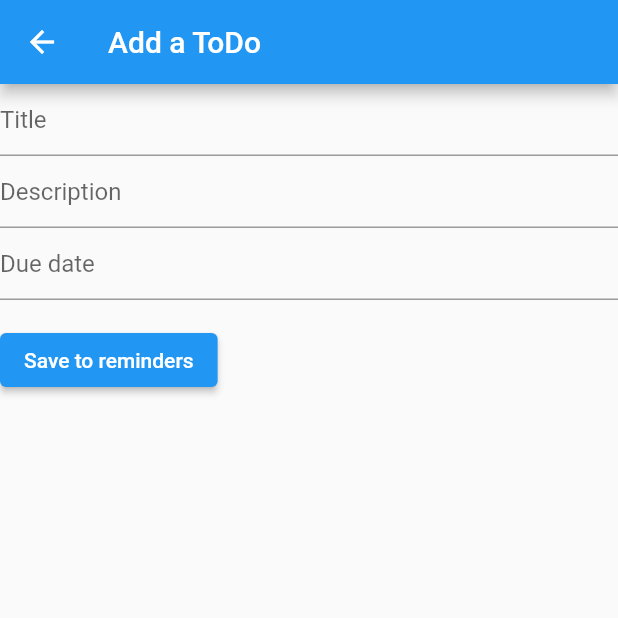
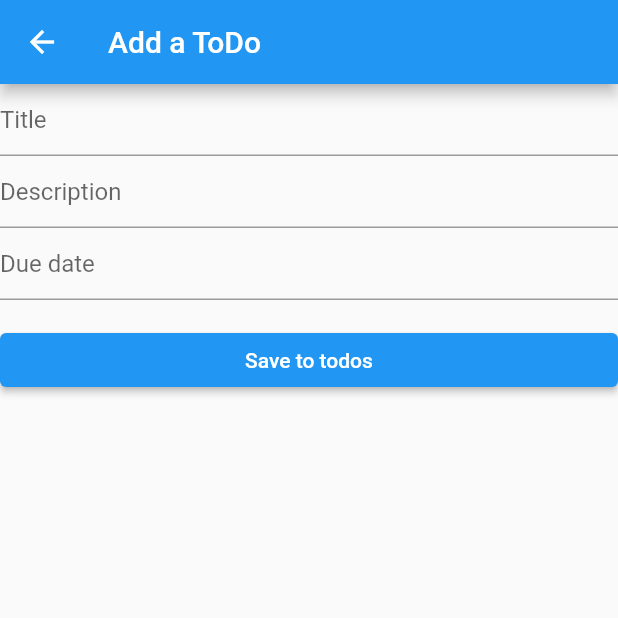
Before and after one commit to jjkaplowitz/todo_list, a Flutter app: the screen it shows after launch, after a tap on the "add" icon, on a phone screen of 412 x 824 dp, the top half of it. Run offline on Flutter 3.47's test engine with Material 2 defaults, Android fonts, the phone set to English and light mode, and no system bars.

Commit message:
Add files via upload

```diff
--- a/lib/main.dart
+++ b/lib/main.dart
@@ -1,15 +1,52 @@
+/* MIDN Josh Kaplowitz + MIDN Sean Chen
+* ToDo List for iOS, Android and Web
+* Creates an interactive ToDo list that allows a user to add,
+* delete, edit and cross out todos. User can set a date for completion,
+* description and title.
+*/
+
+/// Imports
 import 'package:flutter/material.dart';
 import 'todo.dart';
 import 'todoeditor.dart';
 import 'package:todo_list/todo.dart';
 import 'dart:math';
-import 'readandwrite.dart';
 
+/// Keeps track of current and finished todos
 List<ToDo> inProgressTodos = [];
 List<ToDo> completedTodos = [];
 late _ToDoListState state;
-ToDosStorage storage = ToDosStorage();
 
+/// MAIN
+///
+/// Runs app starting on the first tab of the tab bar
+///
+///
+///
+///
+///
+///
+///
+///
+main() {
+  runApp(const MaterialApp(
+    home: ToDoTabBar(selectedTab: 0),
+  ));
+}
+
+///
+///
+///
+///
+///
+///
+///
+///
+///
+///
+
+/// ToDoList class
+/// Holds the list of todos and creates the changeable state
 class ToDoList extends StatefulWidget {
   ToDoList({this.todos, Key? key}) : super(key: key);
 
@@ -20,53 +57,58 @@ class ToDoList extends StatefulWidget {
   _ToDoListState createState() => _ToDoListState();
 }
 
+/// ToDoListState
+/// Refreshes the screen on change
 class _ToDoListState extends State<ToDoList> {
   final _todoList = <ToDo>{};
 
-  void _incrementCounter() {
+  /// Refresh screen after adding todo
+  void _refresh() {
     _awaitReturnValueFromSecondScreen(context);
   }
 
+  /// Gets value from second screen
   void _awaitReturnValueFromSecondScreen(BuildContext context) async {
     // start the SecondScreen and wait for it to finish with a result
     final result = await Navigator.push(
         context,
         MaterialPageRoute(
-          builder: (context) => const SecondRoute(
+          builder: (context) => const ToDoEditor(
               todo: ToDo(title: "", description: "", date: "")),
         ));
 
     // after the SecondScreen result comes back update the Text widget with it
     setState(() {
-      inProgressTodos.add(result);
+      if (result != null) inProgressTodos.add(result);
     });
   }
 
+  /// Changes value for editing a todo and refreshes screen
   void _awaitReturnValueFromSecondScreenUpdate(
       BuildContext context, ToDo todo) async {
-    // start the SecondScreen and wait for it to finish with a result
+    /// Start the SecondScreen and wait for it to finish with a result
     final result = await Navigator.push(
         context,
         MaterialPageRoute(
-          builder: (context) => SecondRoute(
+          builder: (context) => ToDoEditor(
             todo: todo,
           ),
         ));
 
-    // after the SecondScreen result comes back update the Text widget with it
-    // setState(() {
-    inProgressTodos.add(result);
-    // });
+    if (result != null) {
+      inProgressTodos.add(result);
+      inProgressTodos.remove(todo);
+    }
 
-    storage.writeToDos('inProgress', inProgressTodos);
-    storage.writeToDos('completed', completedTodos);
-
+    /// Refresh screen
     Navigator.push(
         context,
         MaterialPageRoute(
             builder: (context) => const ToDoTabBar(selectedTab: 0)));
   }
 
+  /// Builds the UI widget for main list
+  /// Holds all the todolistitems and floating action button
   @override
   Widget build(BuildContext context) {
     return Scaffold(
@@ -75,38 +117,27 @@ class _ToDoListState extends State<ToDoList> {
         children: widget.todos.map<Widget>((ToDo todo) {
           return ToDoListItem(
             todo: todo,
-            // inList: _todoList.contains(todo),
-            // onListChanged: _handleToDoChanged,
           );
         }).toList(),
       ),
       floatingActionButton: FloatingActionButton(
-        onPressed: _incrementCounter,
-        tooltip: 'Increment',
+        onPressed: _refresh,
+        tooltip: 'Refresh',
         child: const Icon(Icons.add),
       ),
     );
   }
 }
 
-Future<void> main() async {
-  inProgressTodos = await storage.readToDos('inProgress');
-  completedTodos = await storage.readToDos('completed');
-
-  for (var todo in completedTodos) {
-    print(todo.title);
-  }
-  print("here");
-
-  runApp(const MaterialApp(
-    home: ToDoTabBar(selectedTab: 0),
-  ));
-}
-
+/// ToDoBar class
+/// Creates the main tab bar UI with two tabs
+/// Tab 1: In progress todos
+/// Tab 2: Completed todos
 class ToDoTabBar extends StatelessWidget {
   final int selectedTab;
   const ToDoTabBar({required this.selectedTab, Key? key}) : super(key: key);
 
+  /// Builds widget UI for todotabbar
   @override
   Widget build(BuildContext context) {
     return MaterialApp(
@@ -153,16 +184,19 @@ class ToDoTabBar extends StatelessWidget {
   }
 }
 
-typedef ListChangedCallback = Function(ToDo todo, bool inList);
-
+/// ToDoListItem Class
+/// Creates the custom list displayed in the listview
+/// Stores a todo with an avatar photo that holds the first letter of the
+/// todo title.
 class ToDoListItem extends StatelessWidget {
   const ToDoListItem({
     Key? key,
     required this.todo,
   }) : super(key: key);
-
   final ToDo todo;
 
+  /// Will change the color to a random one or black it out
+  /// if the todo is completed
   Color _getColor(BuildContext context, ToDo todo) {
     if (completedTodos.contains(todo)) {
       return Colors.black54;
@@ -171,6 +205,7 @@ class ToDoListItem extends StatelessWidget {
     }
   }
 
+  /// Creates UI widget for the todolistitem
   @override
   Widget build(BuildContext context) {
     return Padding(
@@ -197,6 +232,8 @@ class ToDoListItem extends StatelessWidget {
   }
 }
 
+/// Private description class used to display the description
+/// of the todos
 class _ToDoDescription extends StatelessWidget {
   const _ToDoDescription({
     Key? key,
@@ -205,6 +242,7 @@ class _ToDoDescription extends StatelessWidget {
 
   final ToDo todo;
 
+  /// Custom textstyle for the todo title
   TextStyle? _getTextStyleTitle(BuildContext context, ToDo todo) {
     if (!completedTodos.contains(todo)) {
       return TextStyle(
@@ -215,11 +253,11 @@ class _ToDoDescription extends StatelessWidget {
           ..color = Colors.primaries[Random().nextInt(Colors.primaries.length)],
       );
     }
-
     return const TextStyle(
         color: Colors.black54, decoration: TextDecoration.lineThrough);
   }
 
+  /// Custom textstyle for the todo description
   TextStyle? _getTextStyleDescription(BuildContext context, ToDo todo) {
     if (!completedTodos.contains(todo)) {
       return const TextStyle(
@@ -227,11 +265,11 @@ class _ToDoDescription extends StatelessWidget {
         fontStyle: FontStyle.italic,
       );
     }
-
     return const TextStyle(
         color: Colors.black54, decoration: TextDecoration.lineThrough);
   }
 
+  /// Custom textstyle for the todo date
   TextStyle? _getTextStyleDate(BuildContext context, ToDo todo) {
     if (!completedTodos.contains(todo)) {
       return const TextStyle(
@@ -239,11 +277,12 @@ class _ToDoDescription extends StatelessWidget {
         fontWeight: FontWeight.bold,
       );
     }
-
     return const TextStyle(
         color: Colors.black54, decoration: TextDecoration.lineThrough);
   }
 
+  /// Creates UI widget for the todo
+  /// Includes the title, description and date
   @override
   Widget build(BuildContext context) {
     return Material(
@@ -266,9 +305,6 @@ class _ToDoDescription extends StatelessWidget {
             inProgressTodos.add(todo);
             completedTodos.remove(todo);
 
-            storage.writeToDos('inProgress', inProgressTodos);
-            storage.writeToDos('completed', completedTodos);
-
             Navigator.push(
                 context,
                 MaterialPageRoute(
@@ -283,6 +319,8 @@ class _ToDoDescription extends StatelessWidget {
                     builder: (context) => const ToDoTabBar(selectedTab: 1)));
           }
         },
+
+        /// Will delete the todo on longpress
         onLongPress: () {
           if (completedTodos.contains(todo)) {
             completedTodos.remove(todo);
@@ -291,15 +329,7 @@ class _ToDoDescription extends StatelessWidget {
             inProgressTodos.remove(todo);
           }
 
-          storage.writeToDos('inProgress', inProgressTodos);
-          storage.writeToDos('completed', completedTodos);
-
-          // Navigator.push(
-          //     context,
-          //     MaterialPageRoute(
-          //         builder: (context) => const ToDoTabBar(selectedTab: 0))
-          //         );
-
+          /// Refresh screen
           Navigator.push(
               context,
               PageRouteBuilder(
@@ -319,31 +349,30 @@ class _ToDoDescription extends StatelessWidget {
                     );
                   }));
 
+          /// Notify user on delete
           final snackBar = SnackBar(
             content: const Text("Deleted"),
             action: SnackBarAction(
-              label: "Can't undo",
+              label: "Done",
               onPressed: () {},
             ),
           );
           ScaffoldMessenger.of(context).showSnackBar(snackBar);
         },
+
+        /// Double tap will allow edit
         onDoubleTap: () {
+          /// Notify user on edit
           final snackBar = SnackBar(
             content: const Text("Edited"),
             action: SnackBarAction(
-              label: "Can't undo",
+              label: "Done",
               onPressed: () {},
             ),
           );
           ScaffoldMessenger.of(context).showSnackBar(snackBar);
-
           _ToDoListState d = _ToDoListState();
           d._awaitReturnValueFromSecondScreenUpdate(context, todo);
-          inProgressTodos.remove(todo);
-
-          storage.writeToDos('inProgress', inProgressTodos);
-          storage.writeToDos('completed', completedTodos);
         },
       ),
     );
--- a/lib/todoeditor.dart
+++ b/lib/todoeditor.dart
@@ -1,57 +1,83 @@
+/* MIDN Josh Kaplowitz + MIDN Sean Chen
+* ToDo editor allows user to create and edit
+* todos.
+*/
+
 import 'package:flutter/material.dart';
-import 'package:todo_list/main.dart';
 import 'package:todo_list/todo.dart';
 
-class SecondRoute extends StatelessWidget {
-  const SecondRoute({Key? key}) : super(key: key);
+/// ToDoEditor class
+/// Creates the form to allow user to add or edit a todo
+class ToDoEditor extends StatelessWidget {
+  const ToDoEditor({Key? key, required this.todo}) : super(key: key);
+  final ToDo todo;
 
+  /// Builds main widget UI for form
   @override
   Widget build(BuildContext context) {
     return Scaffold(
       appBar: AppBar(
         title: const Text("Add a ToDo"),
       ),
-      body: const Center(
-        child: ToDoForm(),
+      body: Center(
+        child: ToDoForm(
+          todo: todo,
+        ),
       ),
     );
   }
 }
 
-// Create a Form widget.
+/// ToDoForm class
+/// Creates the form widget that will update the main listview in the todos
 class ToDoForm extends StatefulWidget {
-  const ToDoForm({Key? key}) : super(key: key);
+  const ToDoForm({Key? key, required this.todo}) : super(key: key);
+  final ToDo todo;
 
+  /// Text controllers push data back to main list view
   @override
+  // ignore: no_logic_in_create_state
   ToDoFormState createState() {
-    return ToDoFormState();
+    TextEditingController titleNameController =
+        TextEditingController(text: todo.title);
+    TextEditingController descriptionNameController =
+        TextEditingController(text: todo.description);
+    TextEditingController dateNameController =
+        TextEditingController(text: todo.date);
+
+    return ToDoFormState(
+        todo: todo,
+        title: titleNameController,
+        description: descriptionNameController,
+        date: dateNameController);
   }
 }
 
-// Create a corresponding State class.
-// This class holds data related to the form.
+/// ToDoFormState class
+/// Creates the basic form state for the todoeditor
 class ToDoFormState extends State<ToDoForm> {
-  // Create a global key that uniquely identifies the Form widget
-  // and allows validation of the form.
-  //
-  // Note: This is a GlobalKey<FormState>,
-  // not a GlobalKey<MyCustomFormState>.
   final _formKey = GlobalKey<FormState>();
-  TextEditingController titleNameController = TextEditingController();
-  TextEditingController descriptionNameController = TextEditingController();
-  TextEditingController dateNameController = TextEditingController();
+  final ToDo todo;
+  final TextEditingController title, description, date;
+  ToDoFormState(
+      {required this.todo,
+      required this.title,
+      required this.description,
+      required this.date});
 
+  /// This is main UI widget for the form
+  /// Includes the input textfield for the title, description and date
   @override
   Widget build(BuildContext context) {
-    // Build a Form widget using the _formKey created above.
     return Form(
       key: _formKey,
       child: Column(
         crossAxisAlignment: CrossAxisAlignment.start,
         children: [
+          /// Textfield for the title
+          /// Data required
           TextFormField(
-            controller: titleNameController,
-            // The validator receives the text that the user has entered.
+            controller: title,
             validator: (value) {
               if (value == null || value.isEmpty) {
                 return 'Please enter a title';
@@ -62,9 +88,11 @@ class ToDoFormState extends State<ToDoForm> {
               hintText: 'Title',
             ),
           ),
+
+          /// Textfield for the description
+          /// Data required
           TextFormField(
-            controller: descriptionNameController,
-            // The validator receives the text that the user has entered.
+            controller: description,
             validator: (value) {
               if (value == null || value.isEmpty) {
                 return 'Please enter a description';
@@ -75,9 +103,11 @@ class ToDoFormState extends State<ToDoForm> {
               hintText: 'Description',
             ),
           ),
+
+          /// Textfield for the date
+          /// Data required
           TextFormField(
-            controller: dateNameController,
-            // The validator receives the text that the user has entered.
+            controller: date,
             validator: (value) {
               if (value == null || value.isEmpty) {
                 return 'Please enter a due date';
@@ -91,23 +121,19 @@ class ToDoFormState extends State<ToDoForm> {
           Padding(
             padding: const EdgeInsets.symmetric(vertical: 16.0),
             child: ElevatedButton(
+              /// When button pressed, return to main list and push data back
+              /// If no data inputted then a warning will be displayed
               onPressed: () {
-                // Validate returns true if the form is valid, or false otherwise.
                 if (_formKey.currentState!.validate()) {
-                  // If the form is valid, display a snackbar. In the real world,
-                  // you'd often call a server or save the information in a database.
-                  ScaffoldMessenger.of(context).showSnackBar(
-                    const SnackBar(content: Text('Processing Data')),
-                  );
+                  Navigator.pop(
+                      context,
+                      ToDo(
+                          title: title.text.toString(),
+                          description: description.text.toString(),
+                          date: date.text.toString()));
                 }
-                Navigator.pop(
-                    context,
-                    ToDo(
-                        title: titleNameController.text.toString(),
-                        description: descriptionNameController.text.toString(),
-                        date: dateNameController.text.toString()));
               },
-              child: const Text('Save to reminders'),
+              child: const Center(child: Text('Save to todos')),
             ),
           ),
         ],
```
Also changed, not shown: lib/todo.dart (+8 -0 lines), README.txt (added).
